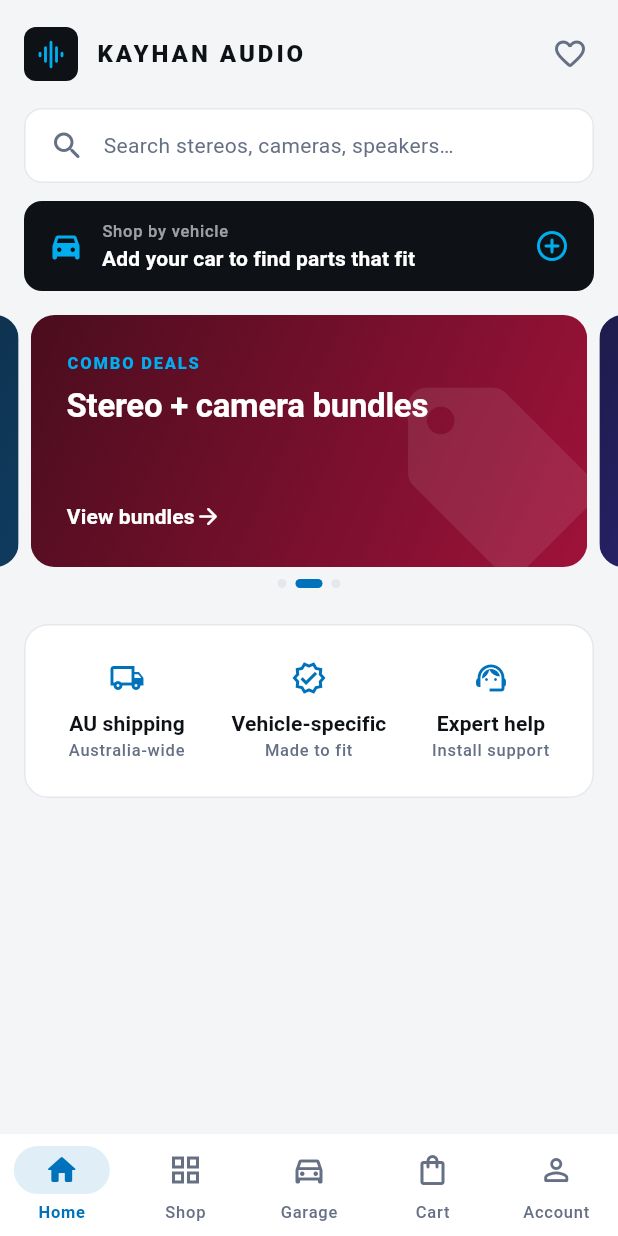
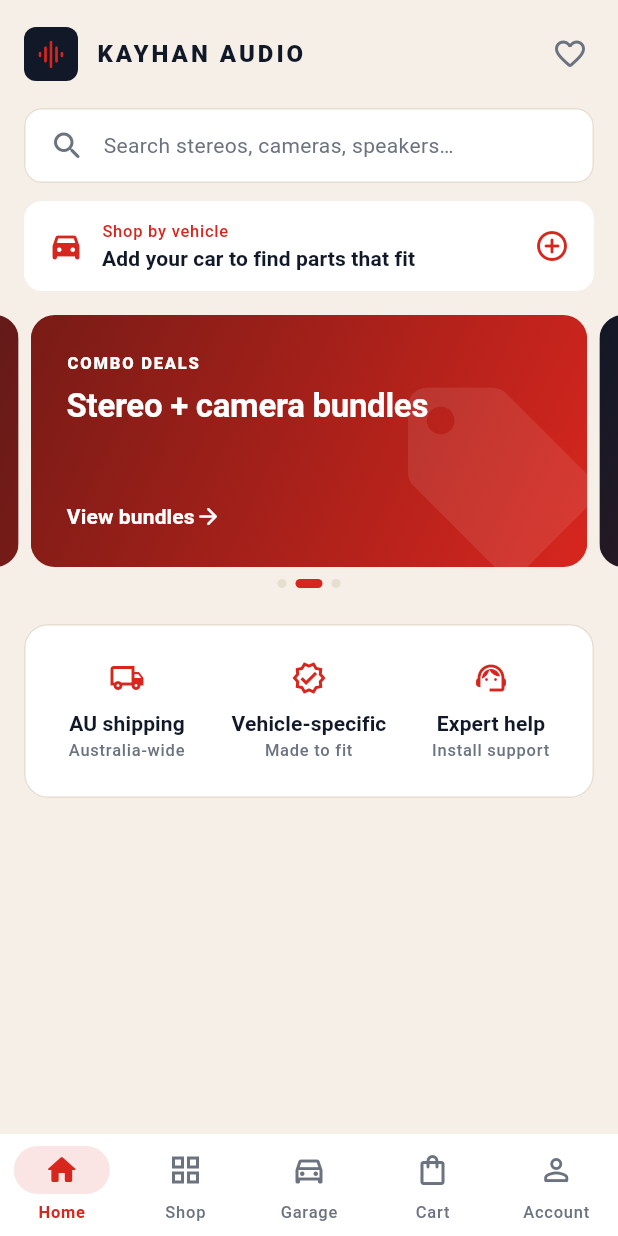
Before and after one commit to kulbirdhiman/kayhan-flutter-app, a Flutter app: the screen it shows after launch, on a phone screen of 412 x 824 dp. Run offline on Flutter 3.47's test engine with Material 3 defaults, Android fonts, the phone set to English and light mode, and no system bars; our stand-ins replace cached_network_image, dio, go_router, shared_preferences; missing offline and left inert: onesignal_flutter; accounts and stored records are empty; network calls fail.

Commit message:
update color theme

```diff
--- a/lib/core/services/push_notification_service.dart
+++ b/lib/core/services/push_notification_service.dart
@@ -3,13 +3,16 @@
 
 import '../config/app_config.dart';
 
-/// OneSignal setup. OneSignal has no web SDK binding in Flutter, so it is
-/// skipped on web (including the Docker build).
+/// OneSignal setup for the supported Android and iOS platforms.
 class PushNotificationService {
   PushNotificationService._();
 
   static void init({void Function(String? route)? onOpen}) {
-    if (kIsWeb) return;
+    if (kIsWeb ||
+        (defaultTargetPlatform != TargetPlatform.android &&
+            defaultTargetPlatform != TargetPlatform.iOS)) {
+      return;
+    }
     try {
       if (kDebugMode) OneSignal.Debug.setLogLevel(OSLogLevel.warn);
       OneSignal.initialize(AppConfig.oneSignalAppId);
--- a/lib/core/theme/app_colors.dart
+++ b/lib/core/theme/app_colors.dart
@@ -5,25 +5,28 @@
 class AppColors {
   AppColors._();
 
-  // Brand
-  static const primary = Color(0xFF0072BC); // Kayhan blue
-  static const primaryBright = Color(0xFF00AEEF);
-  static const ink = Color(0xFF0E1116);
+  // Brand colors from https://kayhanaudio.com.au/.
+  static const primary = Color(0xFFD7261E); // Kayhan red
+  static const primaryBright = Color(0xFFD7261E);
+  static const primaryContainer = Color(0xFFF9DDD8);
+  static const darkPrimaryContainer = Color(0xFF671C18);
+  static const brandDeep = Color(0xFF781B16);
+  static const ink = Color(0xFF111827);
 
   // Semantic
-  static const sale = Color(0xFFE11D48);
+  static const sale = Color(0xFFBF1E14);
   static const success = Color(0xFF16A34A);
   static const warning = Color(0xFFD97706);
 
   // Light neutrals
-  static const lightBackground = Color(0xFFF4F5F7);
+  static const lightBackground = Color(0xFFF5EFE7);
   static const lightSurface = Color(0xFFFFFFFF);
-  static const lightBorder = Color(0xFFE4E7EC);
-  static const lightMuted = Color(0xFF667085);
+  static const lightBorder = Color(0xFFE7DED2);
+  static const lightMuted = Color(0xFF6B7280);
 
   // Dark neutrals
-  static const darkBackground = Color(0xFF0B0D11);
-  static const darkSurface = Color(0xFF151920);
-  static const darkBorder = Color(0xFF262C36);
-  static const darkMuted = Color(0xFF98A2B3);
+  static const darkBackground = Color(0xFF141414);
+  static const darkSurface = Color(0xFF232323);
+  static const darkBorder = Color(0xFF403B36);
+  static const darkMuted = Color(0xFFBDB5AB);
 }
--- a/lib/core/theme/app_theme.dart
+++ b/lib/core/theme/app_theme.dart
@@ -15,15 +15,24 @@
     final surface = isDark ? AppColors.darkSurface : AppColors.lightSurface;
     final border = isDark ? AppColors.darkBorder : AppColors.lightBorder;
     final muted = isDark ? AppColors.darkMuted : AppColors.lightMuted;
-    final onSurface = isDark ? const Color(0xFFF2F4F7) : AppColors.ink;
+    final onSurface = isDark ? const Color(0xFFF5EFE7) : AppColors.ink;
 
     final scheme = ColorScheme.fromSeed(
       seedColor: AppColors.primary,
       brightness: brightness,
     ).copyWith(
       primary: isDark ? AppColors.primaryBright : AppColors.primary,
-      onPrimary: isDark ? AppColors.ink : Colors.white,
-      secondary: AppColors.primaryBright,
+      onPrimary: Colors.white,
+      primaryContainer: isDark ? AppColors.darkPrimaryContainer : AppColors.primaryContainer,
+      onPrimaryContainer: isDark ? AppColors.primaryContainer : AppColors.brandDeep,
+      secondary: isDark ? AppColors.primaryBright : AppColors.primary,
+      onSecondary: Colors.white,
+      secondaryContainer: isDark ? AppColors.darkPrimaryContainer : AppColors.primaryContainer,
+      onSecondaryContainer: isDark ? AppColors.primaryContainer : AppColors.brandDeep,
+      tertiary: isDark ? AppColors.primaryBright : AppColors.primary,
+      onTertiary: Colors.white,
+      tertiaryContainer: isDark ? AppColors.darkPrimaryContainer : AppColors.primaryContainer,
+      onTertiaryContainer: isDark ? AppColors.primaryContainer : AppColors.brandDeep,
       error: AppColors.sale,
       surface: surface,
       onSurface: onSurface,
@@ -31,9 +40,9 @@
       outline: border,
       outlineVariant: border,
       surfaceContainerLowest: background,
-      surfaceContainerLow: isDark ? const Color(0xFF12161C) : const Color(0xFFF9FAFB),
-      surfaceContainer: isDark ? const Color(0xFF1B2029) : const Color(0xFFF2F4F7),
-      surfaceContainerHigh: isDark ? const Color(0xFF222833) : const Color(0xFFEAECF0),
+      surfaceContainerLow: isDark ? const Color(0xFF1C1A18) : const Color(0xFFFAF6F0),
+      surfaceContainer: isDark ? const Color(0xFF2B2723) : const Color(0xFFF5EFE7),
+      surfaceContainerHigh: isDark ? const Color(0xFF342E28) : const Color(0xFFE7DED2),
     );
 
     final base = ThemeData(useMaterial3: true, colorScheme: scheme, brightness: brightness);
--- a/lib/core/theme/theme_controller.dart
+++ b/lib/core/theme/theme_controller.dart
@@ -5,7 +5,7 @@
 class ThemeController extends ChangeNotifier {
   ThemeController(this._storage) {
     final saved = _storage.getString(LocalStorage.themeMode);
-    _mode = ThemeMode.values.firstWhere((m) => m.name == saved, orElse: () => ThemeMode.system);
+    _mode = ThemeMode.values.firstWhere((m) => m.name == saved, orElse: () => ThemeMode.light);
   }
 
   final LocalStorage _storage;
--- a/lib/features/account/presentation/screens/account_screen.dart
+++ b/lib/features/account/presentation/screens/account_screen.dart
@@ -186,7 +186,7 @@
             children: [
               Expanded(
                 child: FilledButton(
-                  style: FilledButton.styleFrom(backgroundColor: AppColors.primaryBright, foregroundColor: AppColors.ink),
+                  style: FilledButton.styleFrom(backgroundColor: AppColors.primaryBright, foregroundColor: Colors.white),
                   onPressed: () => context.push(AppRoutes.login),
                   child: const Text('Sign in'),
                 ),
--- a/lib/features/home/presentation/screens/home_screen.dart
+++ b/lib/features/home/presentation/screens/home_screen.dart
@@ -28,7 +28,9 @@
   @override
   void initState() {
     super.initState();
-    context.read<HomeController>().ensureLoaded();
+    WidgetsBinding.instance.addPostFrameCallback((_) {
+      if (mounted) context.read<HomeController>().ensureLoaded();
+    });
   }
 
   @override
--- a/lib/features/home/presentation/widgets/promo_carousel.dart
+++ b/lib/features/home/presentation/widgets/promo_carousel.dart
@@ -33,7 +33,7 @@
       'Upgrade your factory screen',
       'Shop CarPlay',
       Icons.phone_iphone_rounded,
-      const [AppColors.ink, Color(0xFF0F3B5F)],
+      const [AppColors.ink, AppColors.brandDeep],
       AppRoutes.productList(title: 'CarPlay modules', query: 'CarPlay'),
     ),
     _Promo(
@@ -41,7 +41,7 @@
       'Stereo + camera bundles',
       'View bundles',
       Icons.local_offer_rounded,
-      const [Color(0xFF4A0D1E), Color(0xFF9F1239)],
+      const [AppColors.brandDeep, AppColors.primary],
       AppRoutes.productList(title: 'Combo deals', query: 'Combo'),
     ),
     _Promo(
@@ -49,7 +49,7 @@
       'Amplifiers, subs & speakers',
       'Shop audio',
       Icons.speaker_rounded,
-      const [Color(0xFF1E1B4B), Color(0xFF4338CA)],
+      const [AppColors.ink, AppColors.brandDeep],
       AppRoutes.productList(title: 'Car audio', query: 'Audio'),
     ),
   ];
@@ -121,7 +121,7 @@
                                 Text(
                                   p.eyebrow,
                                   style: theme.textTheme.labelSmall?.copyWith(
-                                    color: AppColors.primaryBright,
+                                    color: Colors.white,
                                     letterSpacing: 1.2,
                                     fontWeight: FontWeight.w800,
                                   ),
--- a/lib/features/home/presentation/widgets/vehicle_bar.dart
+++ b/lib/features/home/presentation/widgets/vehicle_bar.dart
@@ -17,7 +17,7 @@
     final vehicle = context.watch<GarageController>().selected;
 
     return Material(
-      color: AppColors.ink,
+      color: theme.colorScheme.surface,
       borderRadius: AppRadius.medium,
       child: InkWell(
         borderRadius: AppRadius.medium,
@@ -36,13 +36,13 @@
                   children: [
                     Text(
                       vehicle == null ? 'Shop by vehicle' : 'Parts for your car',
-                      style: theme.textTheme.labelSmall?.copyWith(color: Colors.white60),
+                      style: theme.textTheme.labelSmall?.copyWith(color: AppColors.primary),
                     ),
                     Text(
                       vehicle?.label ?? 'Add your car to find parts that fit',
                       maxLines: 1,
                       overflow: TextOverflow.ellipsis,
-                      style: theme.textTheme.titleSmall?.copyWith(color: Colors.white),
+                      style: theme.textTheme.titleSmall?.copyWith(color: theme.colorScheme.onSurface),
                     ),
                   ],
                 ),
--- a/lib/features/vehicle/presentation/screens/garage_screen.dart
+++ b/lib/features/vehicle/presentation/screens/garage_screen.dart
@@ -81,7 +81,7 @@
       decoration: BoxDecoration(
         borderRadius: AppRadius.large,
         gradient: const LinearGradient(
-          colors: [AppColors.ink, Color(0xFF13324D)],
+          colors: [AppColors.ink, AppColors.brandDeep],
           begin: Alignment.topLeft,
           end: Alignment.bottomRight,
         ),
@@ -105,7 +105,7 @@
           FilledButton.icon(
             style: FilledButton.styleFrom(
               backgroundColor: AppColors.primaryBright,
-              foregroundColor: AppColors.ink,
+              foregroundColor: Colors.white,
             ),
             onPressed: () => context.push(
               AppRoutes.productList(title: vehicle.label, query: vehicle.searchQuery),
```
Also changed, not shown: 4 other files.
